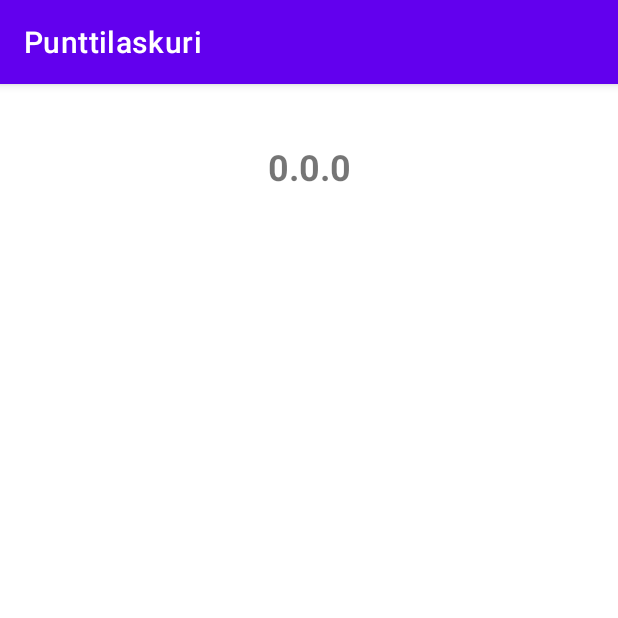
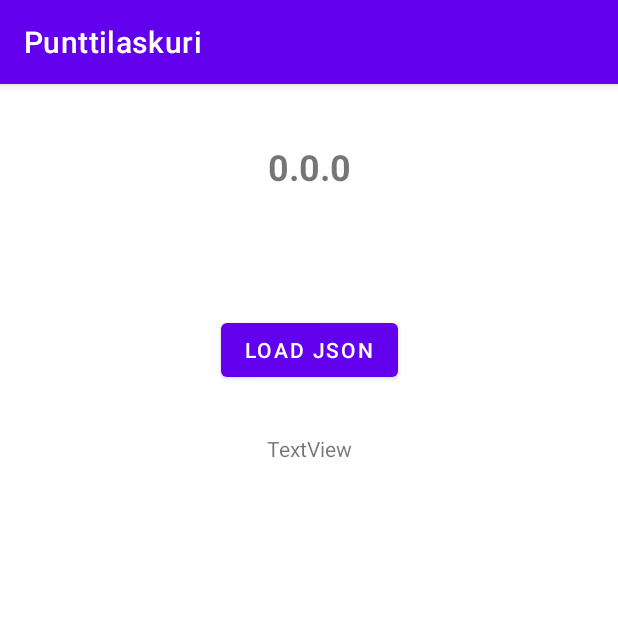
Before and after one commit to MikhailDeriabin/Punttilaskuri, an Android app: the DayActivity screen opened directly, with no data from a screen before it, on a phone screen of 412 x 824 dp, the top half of it. Run offline under Robolectric (Android 15) with nearby library versions, the phone set to English and light mode, and no system bars; 3 statements that could not run were skipped.

Commit message:
working with file

```diff
--- a/app/src/main/java/com/example/punttilaskuri/DayActivity.java
+++ b/app/src/main/java/com/example/punttilaskuri/DayActivity.java
@@ -3,12 +3,18 @@ package com.example.punttilaskuri;
 import androidx.appcompat.app.AppCompatActivity;
 
 import android.os.Bundle;
+import android.widget.Button;
 import android.widget.TextView;
+
+import org.json.JSONObject;
+
+import java.io.File;
 
 public class DayActivity extends AppCompatActivity {
 
     // UI elements
-    TextView dateTV;
+    private TextView dateTV, jsonFileTV;
+    private Button loadJsonButton;
     @Override
     protected void onCreate(Bundle savedInstanceState) {
         super.onCreate(savedInstanceState);
@@ -20,8 +26,15 @@ public class DayActivity extends AppCompatActivity {
         int choseDay = b.getInt("choseDay", 1);
 
         dateTV = findViewById(R.id.dateTV);
+        jsonFileTV = findViewById(R.id.jsonFileTV);
+        loadJsonButton = findViewById(R.id.loadJsonButton);
 
         String choseDate = choseDay + "." + choseMonth + "." + choseYear;
         dateTV.setText(choseDate);
+
+        loadJsonButton.setOnClickListener( v -> {
+            File daysInfoFile = new File("");
+            //JSONObject allDayInformation =
+        });
     }
 }
--- a/app/src/main/res/layout/activity_day.xml
+++ b/app/src/main/res/layout/activity_day.xml
@@ -23,4 +23,30 @@
         app:layout_constraintStart_toStartOf="parent"
         app:layout_constraintTop_toTopOf="@+id/guideline6" />
 
+    <androidx.constraintlayout.widget.Guideline
+        android:id="@+id/guideline7"
+        android:layout_width="wrap_content"
+        android:layout_height="wrap_content"
+        android:orientation="horizontal"
+        app:layout_constraintGuide_percent="0.2" />
+
+    <Button
+        android:id="@+id/loadJsonButton"
+        android:layout_width="wrap_content"
+        android:layout_height="wrap_content"
+        android:text="load json"
+        app:layout_constraintEnd_toEndOf="parent"
+        app:layout_constraintStart_toStartOf="parent"
+        app:layout_constraintTop_toTopOf="@+id/guideline7" />
+
+    <TextView
+        android:id="@+id/jsonFileTV"
+        android:layout_width="wrap_content"
+        android:layout_height="wrap_content"
+        android:layout_marginTop="32dp"
+        android:text="TextView"
+        app:layout_constraintEnd_toEndOf="parent"
+        app:layout_constraintStart_toStartOf="parent"
+        app:layout_constraintTop_toBottomOf="@+id/loadJsonButton" />
+
 </androidx.constraintlayout.widget.ConstraintLayout>
```
